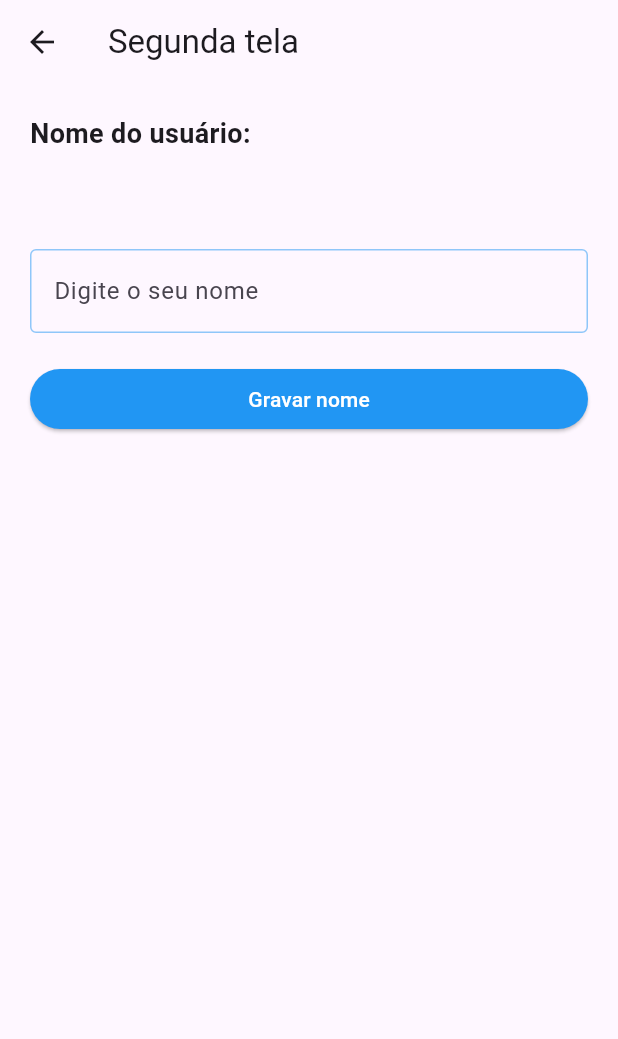
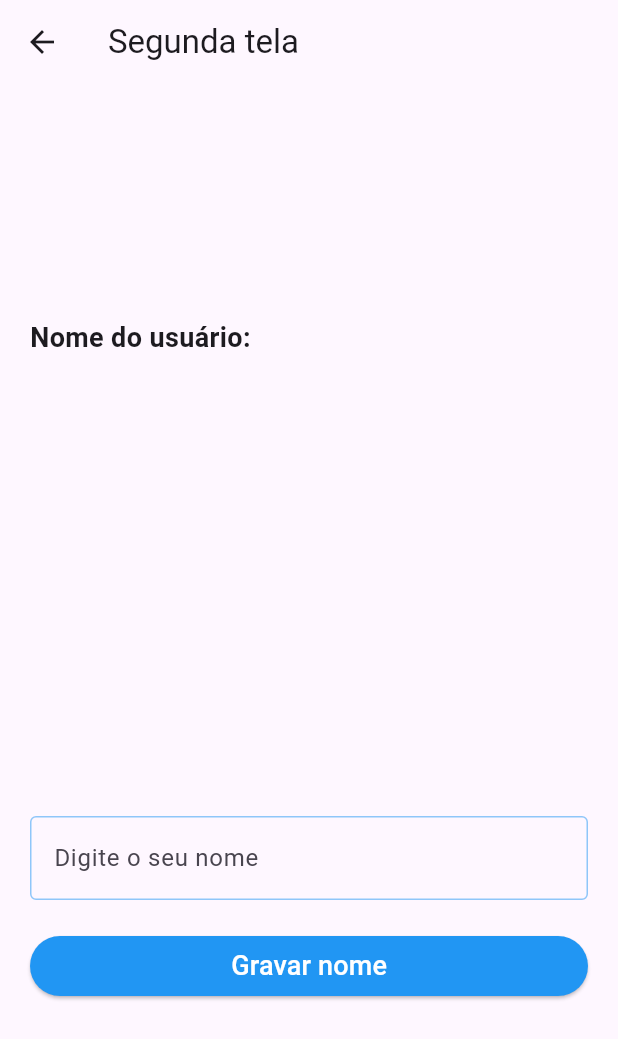
Before and after one commit to Joel-Graf/Teste-Ibrowse-Flutter, a Flutter app: the screen it shows after launch, after a tap on "Ir para segunda tela", on a phone screen of 412 x 824 dp. Shown: the top 1039 px of the screen. Run offline on Flutter 3.47's test engine with Material 3 defaults, Android fonts, the phone set to English and light mode, and no system bars.

Commit message:
Layout fixes

```diff
--- a/app/lib/main.dart
+++ b/app/lib/main.dart
@@ -27,14 +27,7 @@ class MyHomePage extends StatelessWidget {
       appBar: AppBar(
         title: const Text('Teste Flutter'),
       ),
-      body: Container(
-        decoration: const BoxDecoration(
-          image: DecorationImage(
-            image: AssetImage("assets/background.jpg"),
-            fit: BoxFit.cover,
-          ),
-        ),
-        child: Center(
+      body: Center(
         child: ElevatedButton.icon(
           onPressed: () {
             Navigator.push(
@@ -62,7 +55,6 @@ class MyHomePage extends StatelessWidget {
           ),
         ),
       ),
-      ),
     );
   }
 }
--- a/app/lib/second_screen.dart
+++ b/app/lib/second_screen.dart
@@ -1,5 +1,4 @@
 import 'dart:io';
-
 import 'package:flutter/material.dart';
 import 'package:path_provider/path_provider.dart';
 import 'package:app/app_colors.dart';
@@ -61,7 +60,7 @@ class _SecondScreenState extends State<SecondScreen> {
       scaffoldMessenger.showSnackBar(
         const SnackBar(
           content: Text('Nome do usuário gravado com sucesso'),
-          backgroundColor: AppColors.primary,
+          backgroundColor: AppColors.success,
           duration: Duration(seconds: 1),
         ),
       );
@@ -86,12 +85,15 @@ class _SecondScreenState extends State<SecondScreen> {
         padding: const EdgeInsets.all(20.0),
         child: Column(
           crossAxisAlignment: CrossAxisAlignment.stretch,
+          mainAxisAlignment: MainAxisAlignment.spaceAround,
           children: <Widget>[
+            Column(
+              crossAxisAlignment: CrossAxisAlignment.stretch,
+              children: [
                 const Text(
                   'Nome do usuário:',
                   style: TextStyle(fontSize: 18, fontWeight: FontWeight.bold),
                 ),
-            const SizedBox(height: 10),
                 Text(
                   _userName,
                   style: const TextStyle(
@@ -99,7 +101,11 @@ class _SecondScreenState extends State<SecondScreen> {
                     color: AppColors.primary,
                   ),
                 ),
-            const SizedBox(height: 20),
+              ],
+            ),
+            Column(
+              crossAxisAlignment: CrossAxisAlignment.stretch,
+              children: [
                 TextField(
                   controller: _textEditingController,
                   cursorColor: AppColors.primary,
@@ -110,8 +116,9 @@ class _SecondScreenState extends State<SecondScreen> {
                       borderSide: BorderSide(color: AppColors.primary),
                     ),
                     enabledBorder: OutlineInputBorder(
-                  borderSide:
-                      BorderSide(color: AppColors.primary.withOpacity(0.5)),
+                      borderSide: BorderSide(
+                        color: AppColors.primary.withOpacity(0.5),
+                      ),
                     ),
                   ),
                 ),
@@ -123,11 +130,15 @@ class _SecondScreenState extends State<SecondScreen> {
                   style: ElevatedButton.styleFrom(
                     backgroundColor: AppColors.primary,
                   ),
-              child: const Text('Gravar nome',
+                  child: const Text(
+                    'Gravar nome',
                     style: TextStyle(
-                      color: AppColors
-                          .whiteText // Define a cor do texto como branco
-                      )),
+                      color: AppColors.whiteText,
+                      fontSize: 18,
+                    ),
+                  ),
+                ),
+              ],
             ),
           ],
         ),
```
Lines whose indentation alone changed are shown as unchanged.
